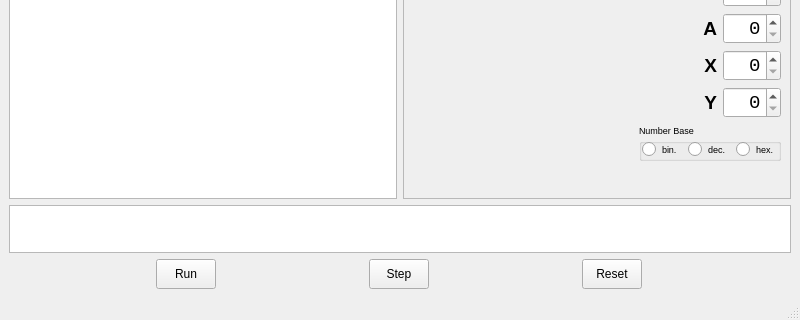
This is mainwindow.ui in jnbarchan/6502assembler as Qt 5 draws it before an edit; both pictures show x 0 to 800 and y 324 to 644 of the 800 by 644 pixel window. The edited form follows.
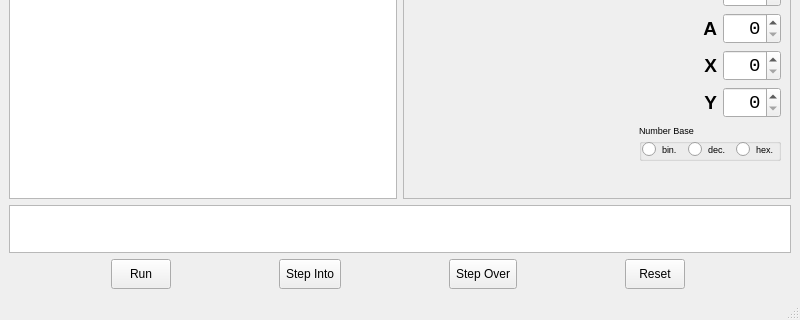
This is the edited form. Icons and pictures are not drawn. Custom widgets are drawn as their Qt base class.

Commit message: Samples done, including 16-bit versions of add/sub/mul/div. Step Over done as well as Step Into.

The edit to the form file:
```diff
--- a/mainwindow.ui
+++ b/mainwindow.ui
@@ -441,12 +441,6 @@
      <layout class="QHBoxLayout" name="bottomLayout">
       <item>
        <widget class="QToolButton" name="btnRun">
-        <property name="sizePolicy">
-         <sizepolicy hsizetype="Fixed" vsizetype="Fixed">
-          <horstretch>0</horstretch>
-          <verstretch>0</verstretch>
-         </sizepolicy>
-        </property>
         <property name="minimumSize">
          <size>
           <width>60</width>
@@ -466,13 +460,7 @@
        </widget>
       </item>
       <item>
-       <widget class="QToolButton" name="btnStep">
-        <property name="sizePolicy">
-         <sizepolicy hsizetype="Fixed" vsizetype="Fixed">
-          <horstretch>0</horstretch>
-          <verstretch>0</verstretch>
-         </sizepolicy>
-        </property>
+       <widget class="QToolButton" name="btnStepInto">
         <property name="minimumSize">
          <size>
           <width>60</width>
@@ -480,7 +468,7 @@
          </size>
         </property>
         <property name="text">
-         <string>Step</string>
+         <string>Step Into</string>
         </property>
         <property name="icon">
          <iconset theme="media-skip-forward">
@@ -491,14 +479,27 @@
         </property>
        </widget>
       </item>
+      <item>
+       <widget class="QToolButton" name="btnStepOver">
+        <property name="minimumSize">
+         <size>
+          <width>60</width>
+          <height>30</height>
+         </size>
+        </property>
+        <property name="text">
+         <string>Step Over</string>
+        </property>
+        <property name="icon">
+         <iconset theme="go-jump"/>
+        </property>
+        <property name="toolButtonStyle">
+         <enum>Qt::ToolButtonTextBesideIcon</enum>
+        </property>
+       </widget>
+      </item>
       <item>
        <widget class="QToolButton" name="btnReset">
-        <property name="sizePolicy">
-         <sizepolicy hsizetype="Fixed" vsizetype="Fixed">
-          <horstretch>0</horstretch>
-          <verstretch>0</verstretch>
-         </sizepolicy>
-        </property>
         <property name="minimumSize">
          <size>
           <width>60</width>
```
Left out of the diff: 14 changed lines with no effect on the pictures. The commit also changes 14 other files.
